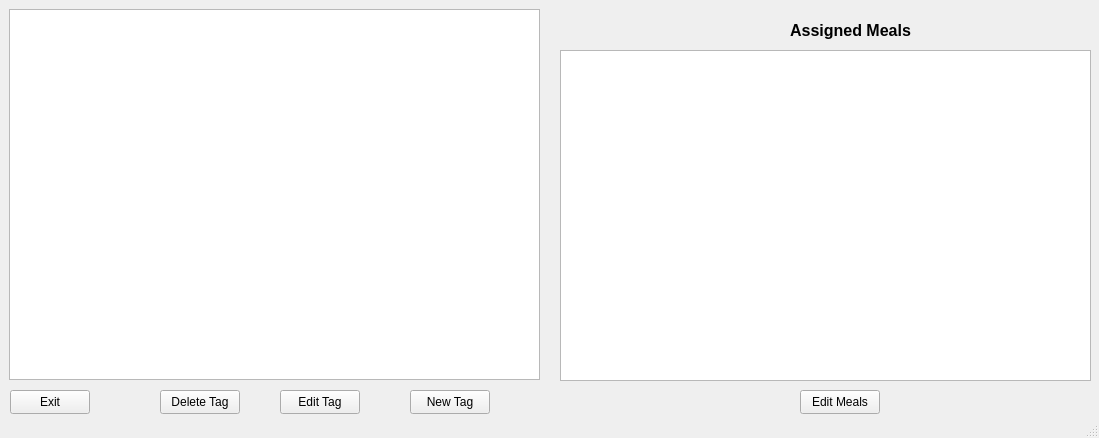
Above: qtfolder/MealPlanner/edittagswindow.ui from NoorA0/MealPlanner before the change. Below: the same form after it.
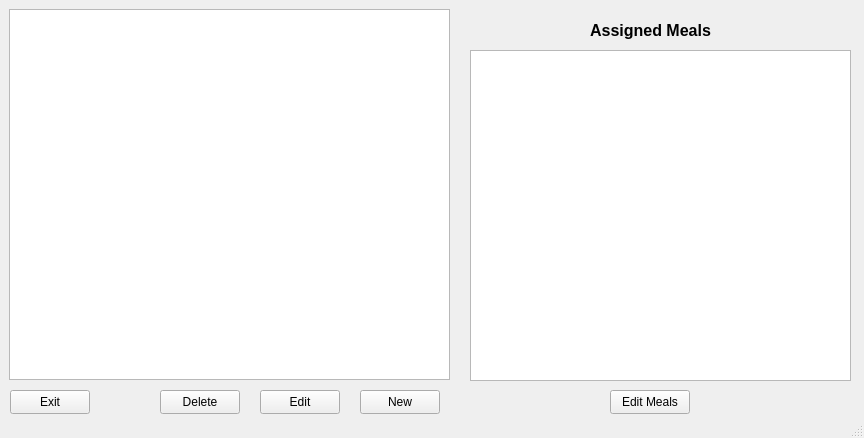
That is the form after the change.

Diff of the .ui file:
```diff
--- a/qtfolder/MealPlanner/edittagswindow.ui
+++ b/qtfolder/MealPlanner/edittagswindow.ui
@@ -6,7 +6,7 @@
    <rect>
     <x>0</x>
     <y>0</y>
-    <width>1099</width>
+    <width>864</width>
     <height>438</height>
    </rect>
   </property>
@@ -17,27 +17,27 @@
    <widget class="QPushButton" name="pushButton_newTag">
     <property name="geometry">
      <rect>
-      <x>410</x>
+      <x>360</x>
       <y>390</y>
       <width>80</width>
       <height>24</height>
      </rect>
     </property>
     <property name="text">
-     <string>New Tag</string>
+     <string>New</string>
     </property>
    </widget>
    <widget class="QPushButton" name="pushButton_editTag">
     <property name="geometry">
      <rect>
-      <x>280</x>
+      <x>260</x>
       <y>390</y>
       <width>80</width>
       <height>24</height>
      </rect>
     </property>
     <property name="text">
-     <string>Edit Tag</string>
+     <string>Edit</string>
     </property>
    </widget>
    <widget class="QPushButton" name="pushButton_exit">
@@ -56,9 +56,9 @@
    <widget class="QListWidget" name="listWidget_assignedMeals">
     <property name="geometry">
      <rect>
-      <x>560</x>
+      <x>470</x>
       <y>50</y>
-      <width>531</width>
+      <width>381</width>
       <height>331</height>
      </rect>
     </property>
@@ -75,7 +75,7 @@
    <widget class="QLabel" name="label">
     <property name="geometry">
      <rect>
-      <x>780</x>
+      <x>580</x>
       <y>20</y>
       <width>141</width>
       <height>21</height>
@@ -90,7 +90,7 @@
      <rect>
       <x>9</x>
       <y>9</y>
-      <width>531</width>
+      <width>441</width>
       <height>371</height>
      </rect>
     </property>
@@ -107,7 +107,7 @@
    <widget class="QPushButton" name="pushButton_editAssignedMeals">
     <property name="geometry">
      <rect>
-      <x>800</x>
+      <x>610</x>
       <y>390</y>
       <width>80</width>
       <height>24</height>
@@ -127,7 +127,7 @@
      </rect>
     </property>
     <property name="text">
-     <string>Delete Tag</string>
+     <string>Delete</string>
     </property>
    </widget>
   </widget>
```
